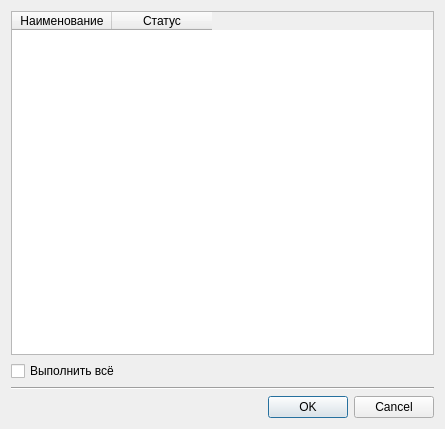
Above: ui_files/operations_table_widget.ui from Yudin-num2/EVP_QT6 before the change. Below: the same form after it.
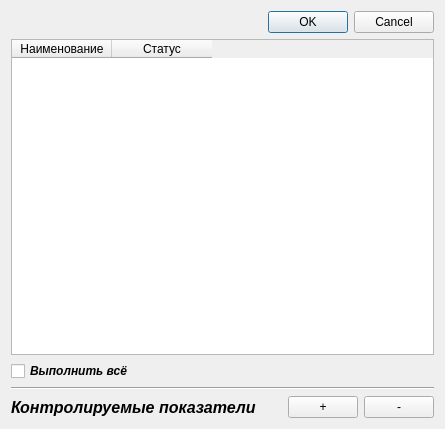
That is the form after the change. Icons and pictures are not drawn.

Commit message: update operation_table

```diff
--- a/ui_files/operations_table_widget.ui
+++ b/ui_files/operations_table_widget.ui
@@ -18,7 +18,34 @@
     <normaloff>.</normaloff>.</iconset>
   </property>
   <layout class="QGridLayout" name="gridLayout">
-   <item row="0" column="0">
+   <item row="0" column="0" colspan="8">
+    <widget class="QDialogButtonBox" name="buttonBox">
+     <property name="standardButtons">
+      <set>QDialogButtonBox::Cancel|QDialogButtonBox::Ok</set>
+     </property>
+    </widget>
+   </item>
+   <item row="3" column="0" colspan="8">
+    <widget class="Line" name="line">
+     <property name="orientation">
+      <enum>Qt::Horizontal</enum>
+     </property>
+    </widget>
+   </item>
+   <item row="2" column="0">
+    <widget class="QCheckBox" name="allin_checkbox">
+     <property name="font">
+      <font>
+       <italic>true</italic>
+       <bold>true</bold>
+      </font>
+     </property>
+     <property name="text">
+      <string>Выполнить всё</string>
+     </property>
+    </widget>
+   </item>
+   <item row="1" column="0" colspan="8">
     <widget class="QTableWidget" name="operation_table">
      <property name="sizeAdjustPolicy">
       <enum>QAbstractScrollArea::AdjustToContents</enum>
@@ -41,24 +68,43 @@
      </column>
     </widget>
    </item>
-   <item row="3" column="0">
-    <widget class="QDialogButtonBox" name="buttonBox">
-     <property name="standardButtons">
-      <set>QDialogButtonBox::Cancel|QDialogButtonBox::Ok</set>
+   <item row="4" column="0" colspan="6">
+    <widget class="QLabel" name="add_indicator_label">
+     <property name="font">
+      <font>
+       <pointsize>12</pointsize>
+       <italic>true</italic>
+       <bold>true</bold>
+      </font>
      </property>
+     <property name="text">
+      <string>Контролируемые показатели</string>
+     </property>
     </widget>
    </item>
-   <item row="2" column="0">
-    <widget class="Line" name="line">
-     <property name="orientation">
-      <enum>Qt::Horizontal</enum>
+   <item row="4" column="7">
+    <widget class="QPushButton" name="minus_button">
+     <property name="maximumSize">
+      <size>
+       <width>70</width>
+       <height>16777215</height>
+      </size>
      </property>
+     <property name="text">
+      <string>-</string>
+     </property>
     </widget>
    </item>
-   <item row="1" column="0">
-    <widget class="QCheckBox" name="allin_checkbox">
+   <item row="4" column="6">
+    <widget class="QPushButton" name="plus_button">
+     <property name="maximumSize">
+      <size>
+       <width>70</width>
+       <height>16777215</height>
+      </size>
+     </property>
      <property name="text">
-      <string>Выполнить всё</string>
+      <string>+</string>
      </property>
     </widget>
    </item>
```
The commit also changes 2 other files.
